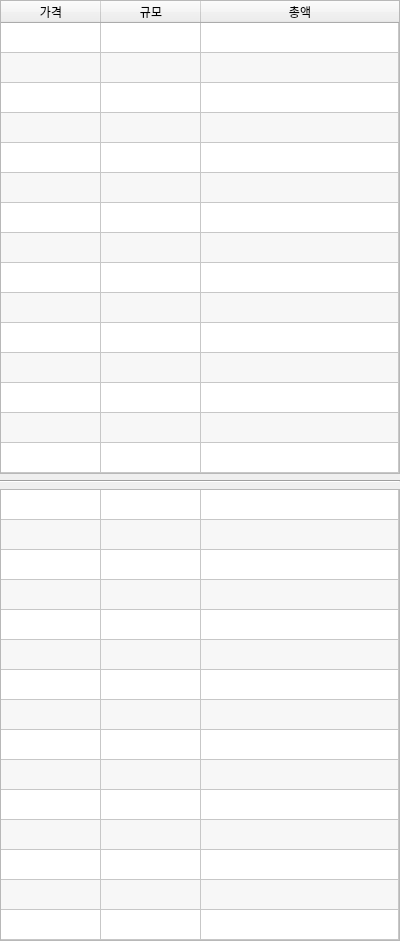
First picture: the form in orderbook.ui, repository SKYooon1/Cryptocurrency-HTS, before the edit.
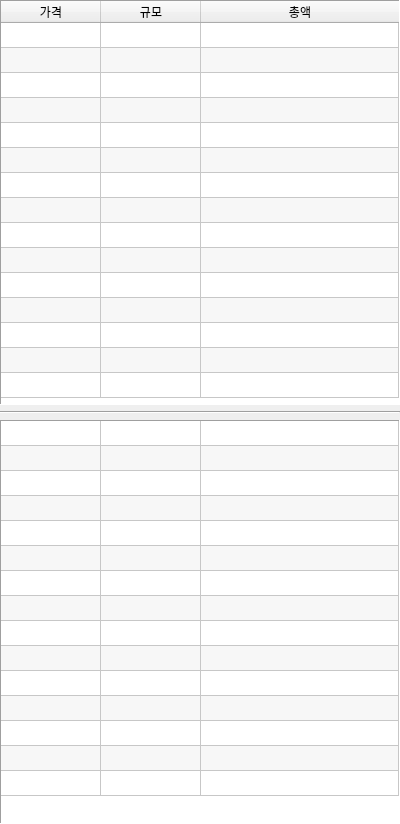
Second picture: the form after the edit.

Patch:
```diff
--- a/orderbook.ui
+++ b/orderbook.ui
@@ -7,7 +7,7 @@
     <x>0</x>
     <y>0</y>
     <width>400</width>
-    <height>941</height>
+    <height>824</height>
    </rect>
   </property>
   <property name="windowTitle">
@@ -45,6 +45,12 @@
        <pointsize>9</pointsize>
       </font>
      </property>
+     <property name="tabletTracking">
+      <bool>false</bool>
+     </property>
+     <property name="frameShape">
+      <enum>QFrame::Panel</enum>
+     </property>
      <property name="frameShadow">
       <enum>QFrame::Sunken</enum>
      </property>
@@ -78,6 +84,9 @@
      <property name="alternatingRowColors">
       <bool>true</bool>
      </property>
+     <property name="textElideMode">
+      <enum>Qt::ElideLeft</enum>
+     </property>
      <property name="showGrid">
       <bool>true</bool>
      </property>
@@ -93,12 +102,24 @@
      <attribute name="horizontalHeaderVisible">
       <bool>true</bool>
      </attribute>
+     <attribute name="horizontalHeaderShowSortIndicator" stdset="0">
+      <bool>false</bool>
+     </attribute>
      <attribute name="horizontalHeaderStretchLastSection">
       <bool>true</bool>
      </attribute>
      <attribute name="verticalHeaderVisible">
       <bool>false</bool>
      </attribute>
+     <attribute name="verticalHeaderCascadingSectionResizes">
+      <bool>true</bool>
+     </attribute>
+     <attribute name="verticalHeaderDefaultSectionSize">
+      <number>25</number>
+     </attribute>
+     <attribute name="verticalHeaderStretchLastSection">
+      <bool>false</bool>
+     </attribute>
      <row/>
      <row/>
      <row/>
@@ -157,6 +178,12 @@
        <pointsize>9</pointsize>
       </font>
      </property>
+     <property name="tabletTracking">
+      <bool>false</bool>
+     </property>
+     <property name="frameShape">
+      <enum>QFrame::Panel</enum>
+     </property>
      <property name="frameShadow">
       <enum>QFrame::Sunken</enum>
      </property>
@@ -190,6 +217,9 @@
      <property name="alternatingRowColors">
       <bool>true</bool>
      </property>
+     <property name="textElideMode">
+      <enum>Qt::ElideLeft</enum>
+     </property>
      <property name="showGrid">
       <bool>true</bool>
      </property>
@@ -205,12 +235,24 @@
      <attribute name="horizontalHeaderVisible">
       <bool>false</bool>
      </attribute>
+     <attribute name="horizontalHeaderShowSortIndicator" stdset="0">
+      <bool>false</bool>
+     </attribute>
      <attribute name="horizontalHeaderStretchLastSection">
       <bool>true</bool>
      </attribute>
      <attribute name="verticalHeaderVisible">
       <bool>false</bool>
      </attribute>
+     <attribute name="verticalHeaderCascadingSectionResizes">
+      <bool>true</bool>
+     </attribute>
+     <attribute name="verticalHeaderDefaultSectionSize">
+      <number>25</number>
+     </attribute>
+     <attribute name="verticalHeaderStretchLastSection">
+      <bool>false</bool>
+     </attribute>
      <row/>
      <row/>
      <row/>
```
